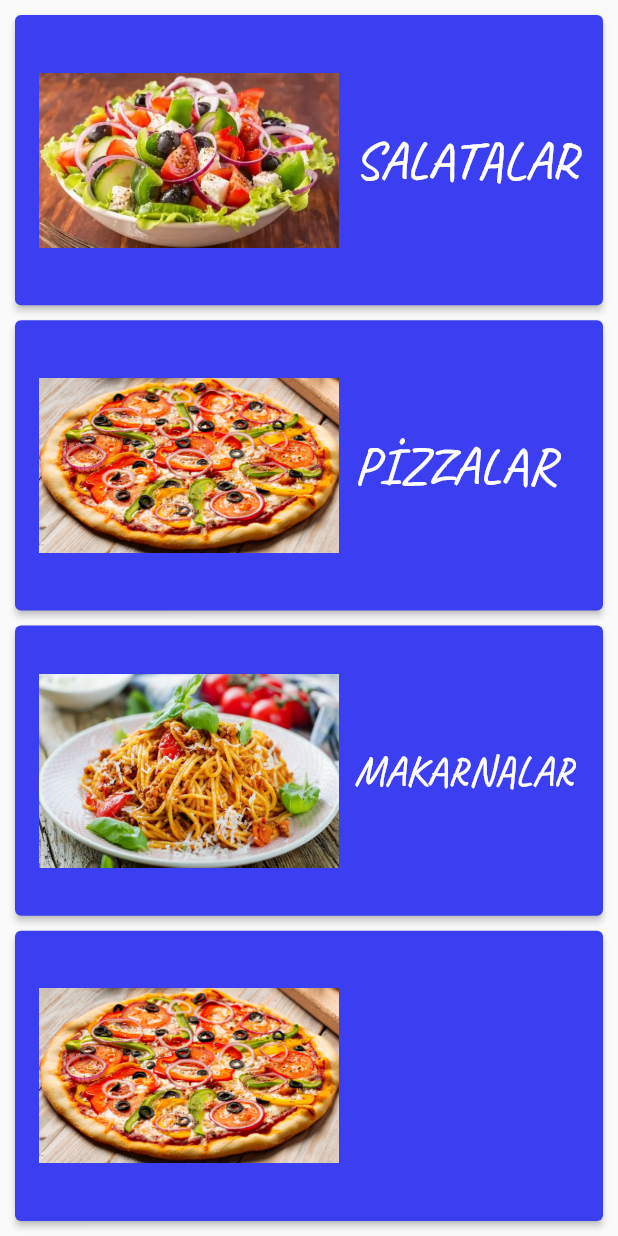
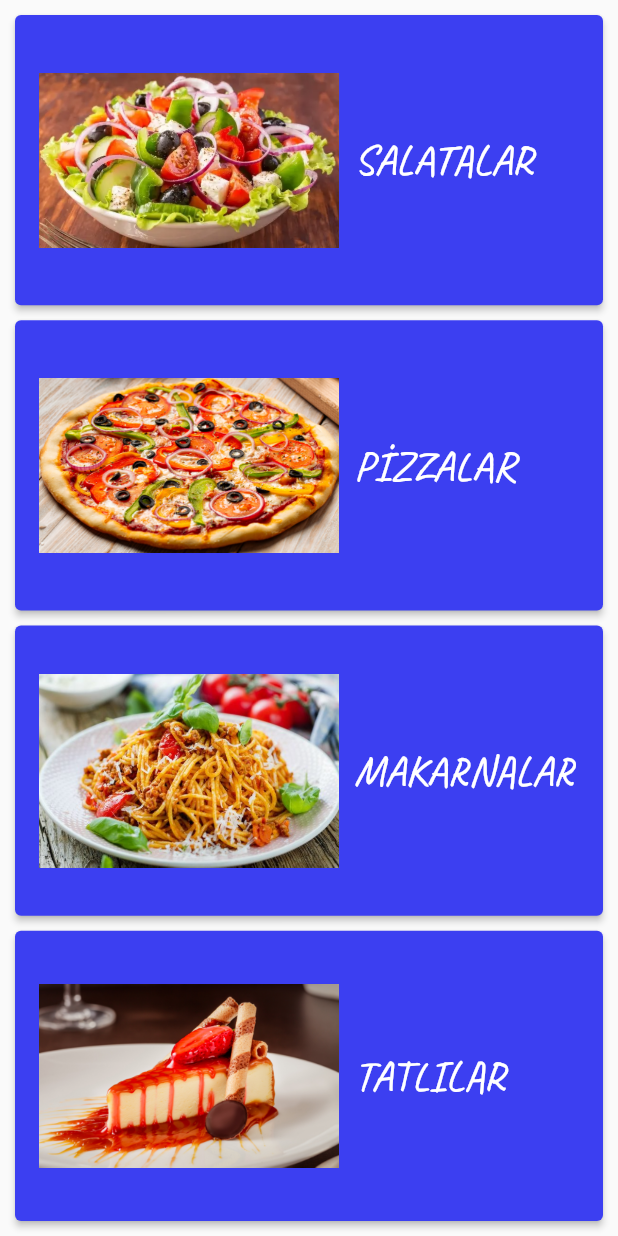
Before and after one commit to eraybahcegulu/FoodApp, a Flutter app: the screen it shows after launch, on a phone screen of 412 x 824 dp. Run offline on Flutter 3.47's test engine with Material 2 defaults, Android fonts, the phone set to English and light mode, and no system bars.

Commit message:
Update Main Menu

```diff
--- a/lib/main.dart
+++ b/lib/main.dart
@@ -38,7 +38,7 @@
                     const Text('SALATALAR',
                     style: TextStyle(
                       fontFamily: 'Caveat',
-                      fontSize: 35,
+                      fontSize: 28,
                     ),
                     ),
                   ],
@@ -71,7 +71,7 @@
                     const Text('PİZZALAR',
                     style: TextStyle(
                       fontFamily: 'Caveat',
-                      fontSize: 35,
+                      fontSize: 28,
                     ),
                     ),
                   ],
@@ -129,15 +129,15 @@
                   child: Row(
                   children: [
                        Image.asset(
-                      'assets/images/pizza.png',
+                      'assets/images/tatlı.png',
                       width: 200,
                       height: 200,
                     ),
                     const SizedBox(width: 10),
-                    const Text('',
+                    const Text('TATLILAR',
                     style: TextStyle(
                       fontFamily: 'Caveat',
-                      fontSize: 35,
+                      fontSize: 28,
                     ),
                     ),
                   ],
--- a/pubspec.yaml
+++ b/pubspec.yaml
@@ -56,6 +56,7 @@ flutter:
     - assets/images/salata.png
     - assets/images/pizza.png
     - assets/images/makarna.png
+    - assets/images/tatlı.png
   # The following line ensures that the Material Icons font is
   # included with your application, so that you can use the icons in
   # the material Icons class.
```
Also changed, not shown: assets/images/tatlı.png (added).
